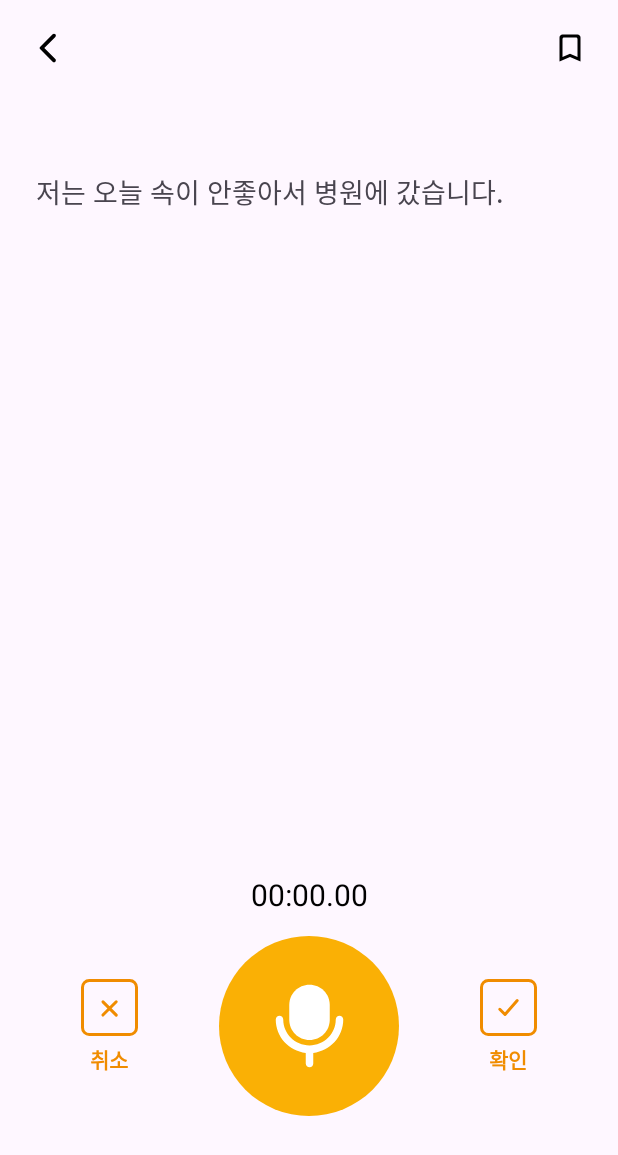
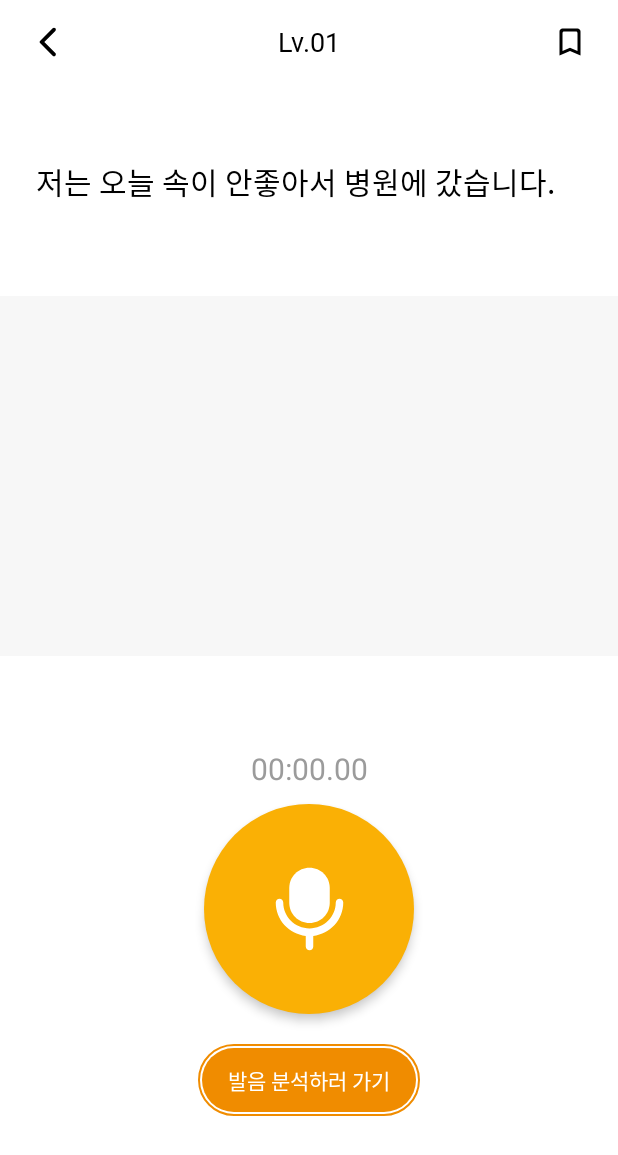
Before and after one commit to jiyuneel/Olbareum, an Android app: the layout activity_record.xml on its own in the app's theme, with its tools: preview values and no code run, on a phone screen of 412 x 824 dp. Shown: the top 1155 px of the screen. Run offline under Robolectric (Android 15) with nearby library versions, the light colour scheme and no system bars.

Commit message:
feat: 녹음 기능 구현

```diff
--- a/app/src/main/AndroidManifest.xml
+++ b/app/src/main/AndroidManifest.xml
@@ -18,10 +18,10 @@
             android:name=".FeedbackActivity"
             android:exported="false" />
         <activity
-            android:name=".RecordActivity"
+            android:name=".MainActivity"
             android:exported="false" />
         <activity
-            android:name=".MainActivity"
+            android:name=".RecordActivity"
             android:exported="true">
             <intent-filter>
                 <action android:name="android.intent.action.MAIN" />
--- /dev/null
+++ b/app/src/main/java/com/olbareum/olbareum/WaveformView.kt
@@ -0,0 +1,63 @@
+package com.olbareum.olbareum
+
+import android.content.Context
+import android.graphics.Canvas
+import android.graphics.Paint
+import android.graphics.RectF
+import android.util.AttributeSet
+import android.view.View
+
+class WaveformView @JvmOverloads constructor(
+    context: Context,
+    attrs: AttributeSet? = null,
+    defStyleAttr: Int = 0
+) : View(context, attrs, defStyleAttr) {
+
+    private val ampList = mutableListOf<Float>()
+    private val rectList = mutableListOf<RectF>()
+
+    private val redPaint = Paint().apply {
+        color = context.getColor(R.color.yellow5)
+    }
+
+    override fun onDraw(canvas: Canvas) {
+        super.onDraw(canvas)
+
+        for (rectF in rectList) {
+            canvas.drawRect(rectF, redPaint)
+        }
+    }
+
+    fun addAmplitude(maxAmplitude: Float) {
+        val amplitude = (maxAmplitude / Short.MAX_VALUE) * this.height * 0.8f
+
+        ampList.add(amplitude)
+        rectList.clear()
+
+        val rectWidth = 15f
+        val maxRect = (this.width / rectWidth).toInt()
+
+        val amps = ampList.takeLast(maxRect)
+
+        for ((i, amp) in amps.withIndex()) {
+            val rectF = RectF()
+            rectF.top = (this.height / 2) - (amp / 2) - 3f
+            rectF.bottom = rectF.top + amp + 3f
+            rectF.left = i * rectWidth
+            rectF.right = rectF.left + rectWidth - 5f   // 여백을 위해 5를 더 줌
+
+            rectList.add(rectF)
+        }
+
+        invalidate()
+    }
+
+    fun clearData() {
+        ampList.clear()
+    }
+
+    fun clearWave() {
+        rectList.clear()
+        invalidate()
+    }
+}
--- a/app/src/main/res/drawable/ic_cancel_unactive.xml
+++ /dev/null
@@ -1,13 +0,0 @@
-<vector xmlns:android="http://schemas.android.com/apk/res/android"
-    android:width="38dp"
-    android:height="38dp"
-    android:viewportWidth="38"
-    android:viewportHeight="38">
-  <path
-      android:pathData="M14.655,15.219L23.519,24.083M23.473,15.173L14.609,24.037M5.509,1H32.491C34.981,1 37,3.019 37,5.509V32.491C37,34.981 34.981,37 32.491,37H5.509C3.019,37 1,34.981 1,32.491V5.509C1,3.019 3.019,1 5.509,1Z"
-      android:strokeLineJoin="round"
-      android:strokeWidth="2"
-      android:fillColor="#00000000"
-      android:strokeColor="#F08C00"
-      android:strokeLineCap="round"/>
-</vector>
--- a/app/src/main/res/drawable/img_confirm_unactive.xml
+++ /dev/null
@@ -1,13 +0,0 @@
-<vector xmlns:android="http://schemas.android.com/apk/res/android"
-    android:width="38dp"
-    android:height="38dp"
-    android:viewportWidth="38"
-    android:viewportHeight="38">
-  <path
-      android:pathData="M13.188,20.164L16.681,23.658L24.812,14.337M5.509,1H32.491C34.981,1 37,3.019 37,5.509V32.491C37,34.981 34.981,37 32.491,37H5.509C3.019,37 1,34.981 1,32.491V5.509C1,3.019 3.019,1 5.509,1Z"
-      android:strokeLineJoin="round"
-      android:strokeWidth="2"
-      android:fillColor="#00000000"
-      android:strokeColor="#F08C00"
-      android:strokeLineCap="round"/>
-</vector>
--- /dev/null
+++ b/app/src/main/res/drawable/style_button.xml
@@ -0,0 +1,22 @@
+<?xml version="1.0" encoding="utf-8"?>
+<layer-list xmlns:android="http://schemas.android.com/apk/res/android">
+    <item>
+        <shape android:shape="rectangle">
+            <corners android:radius="100dp" />
+            <stroke
+                android:width="1dp"
+                android:color="@color/yellow4" />
+        </shape>
+    </item>
+
+    <item
+        android:bottom="3dp"
+        android:left="3dp"
+        android:right="3dp"
+        android:top="3dp">
+        <shape android:shape="rectangle">
+            <corners android:radius="100dp" />
+            <solid android:color="@color/yellow4" />
+        </shape>
+    </item>
+</layer-list>
--- a/app/src/main/res/layout/activity_record.xml
+++ b/app/src/main/res/layout/activity_record.xml
@@ -2,7 +2,6 @@
 <androidx.constraintlayout.widget.ConstraintLayout xmlns:android="http://schemas.android.com/apk/res/android"
     xmlns:app="http://schemas.android.com/apk/res-auto"
     xmlns:tools="http://schemas.android.com/tools"
-    android:id="@+id/main"
     android:layout_width="match_parent"
     android:layout_height="match_parent"
     tools:context=".RecordActivity">
@@ -23,6 +22,15 @@
             android:layout_gravity="start"
             android:src="@drawable/ic_round_arrow_back_ios_new_24" />
 
+        <TextView
+            android:layout_width="wrap_content"
+            android:layout_height="wrap_content"
+            android:layout_gravity="center"
+            android:fontFamily="@font/pretendard_semibold"
+            android:text="Lv.01"
+            android:textColor="@color/black"
+            android:textSize="18dp" />
+
         <ImageView
             android:id="@+id/bookmark_button"
             android:layout_width="wrap_content"
@@ -37,99 +45,62 @@
         android:layout_width="match_parent"
         android:layout_height="0dp"
         android:layout_marginHorizontal="24dp"
+        android:layout_marginTop="50dp"
         android:fontFamily="@font/pretendard_medium"
         android:gravity="center_vertical"
-        android:layout_marginTop="50dp"
         android:text="저는 오늘 속이 안좋아서 병원에 갔습니다."
-        android:textSize="18sp"
+        android:textColor="@color/black"
+        android:textSize="20dp"
         app:layout_constraintTop_toBottomOf="@+id/toolbar" />
 
-    <View
-        android:id="@+id/wave_from_view"
+    <com.olbareum.olbareum.WaveformView
+        android:id="@+id/waveform_view"
         android:layout_width="0dp"
-        android:layout_height="280dp"
-        app:layout_constraintBottom_toTopOf="@+id/timer"
+        android:layout_height="240dp"
+        android:background="@color/gray1"
+        app:layout_constraintBottom_toTopOf="@+id/timer_text_view"
         app:layout_constraintEnd_toEndOf="parent"
         app:layout_constraintStart_toStartOf="parent"
         app:layout_constraintTop_toBottomOf="@+id/sentence" />
 
     <TextView
-        android:id="@+id/timer"
+        android:id="@+id/timer_text_view"
         android:layout_width="wrap_content"
         android:layout_height="wrap_content"
-        android:layout_marginBottom="14dp"
+        android:layout_marginBottom="10dp"
         android:text="00:00.00"
-        android:textColor="@color/black"
+        android:textColor="@color/gray3"
         android:textSize="20sp"
-        app:layout_constraintBottom_toTopOf="@+id/buttons"
+        app:layout_constraintBottom_toTopOf="@+id/record_button"
         app:layout_constraintEnd_toEndOf="parent"
         app:layout_constraintStart_toStartOf="parent" />
 
-    <androidx.appcompat.widget.LinearLayoutCompat
-        android:id="@+id/buttons"
-        android:layout_width="match_parent"
+    <ImageButton
+        android:id="@+id/record_button"
+        android:layout_width="140dp"
+        android:layout_height="140dp"
+        android:layout_gravity="center"
+        android:layout_marginBottom="20dp"
+        android:background="@drawable/style_round_button"
+        android:elevation="4dp"
+        android:src="@drawable/ic_mic"
+        app:layout_constraintBottom_toTopOf="@+id/analyze_button"
+        app:layout_constraintEnd_toEndOf="parent"
+        app:layout_constraintStart_toStartOf="parent" />
+
+    <Button
+        android:id="@+id/analyze_button"
+        android:layout_width="wrap_content"
         android:layout_height="wrap_content"
+        android:paddingHorizontal="20dp"
         android:layout_marginBottom="80dp"
-        android:orientation="horizontal"
-        app:layout_constraintBottom_toBottomOf="parent">
-
-        <LinearLayout
-            android:layout_width="0dp"
-            android:layout_height="wrap_content"
-            android:layout_gravity="center_vertical"
-            android:layout_weight="1"
-            android:gravity="center"
-            android:orientation="vertical">
-
-            <ImageButton
-                android:id="@+id/cancel_button"
-                android:layout_width="40dp"
-                android:layout_height="40dp"
-                android:background="@android:color/transparent"
-                android:src="@drawable/ic_cancel_unactive" />
-
-            <TextView
-                android:layout_width="wrap_content"
-                android:layout_height="wrap_content"
-                android:layout_marginTop="4dp"
-                android:text="취소"
-                android:textColor="@color/yellow3"
-                android:textSize="14sp"
-                android:textStyle="bold" />
-        </LinearLayout>
-
-        <ImageButton
-            android:id="@+id/record_button"
-            android:layout_width="120dp"
-            android:layout_height="120dp"
-            android:background="@drawable/style_round_button"
-            android:src="@drawable/img_mic" />
-
-        <LinearLayout
-            android:layout_width="0dp"
-            android:layout_height="wrap_content"
-            android:layout_gravity="center_vertical"
-            android:layout_weight="1"
-            android:gravity="center"
-            android:orientation="vertical">
-
-            <ImageButton
-                android:id="@+id/confirm_button"
-                android:layout_width="40dp"
-                android:layout_height="40dp"
-                android:background="@android:color/transparent"
-                android:src="@drawable/img_confirm_unactive" />
-
-            <TextView
-                android:layout_width="wrap_content"
-                android:layout_height="wrap_content"
-                android:layout_marginTop="4dp"
-                android:text="확인"
-                android:textColor="@color/yellow3"
-                android:textSize="14sp"
-                android:textStyle="bold" />
-        </LinearLayout>
-
-    </androidx.appcompat.widget.LinearLayoutCompat>
+        android:background="@drawable/style_button"
+        android:fontFamily="@font/pretendard_bold"
+        android:text="발음 분석하러 가기"
+        android:textColor="@color/white"
+        android:textSize="14dp"
+        app:layout_constraintBottom_toBottomOf="parent"
+        app:layout_constraintEnd_toEndOf="parent"
+        app:layout_constraintStart_toStartOf="parent" />
 
 </androidx.constraintlayout.widget.ConstraintLayout>
--- a/app/src/main/res/values/colors.xml
+++ b/app/src/main/res/values/colors.xml
@@ -5,5 +5,11 @@
 
     <color name="main_color">#FFFAB005</color>
     <color name="yellow1">#FFFFEC99</color>
-    <color name="yellow3">#FFF08C00</color>
+    <color name="yellow3">#FFFAB005</color>
+    <color name="yellow4">#FFF08C00</color>
+    <color name="yellow5">#FFE67700</color>
+
+    <color name="gray1">#FFF7F7F7</color>
+    <color name="gray2">#FFE5E5E5</color>
+    <color name="gray3">#FF9B9B9B</color>
 </resources>
--- a/app/src/main/res/values/themes.xml
+++ b/app/src/main/res/values/themes.xml
@@ -1,8 +1,11 @@
 <resources xmlns:tools="http://schemas.android.com/tools">
     <!-- Base application theme. -->
-    <style name="Base.Theme.Olbareum" parent="Theme.Material3.DayNight.NoActionBar">
+    <style name="Base.Theme.Olbareum" parent="Theme.MaterialComponents.DayNight.NoActionBar.Bridge">
         <!-- Customize your light theme here. -->
-        <!-- <item name="colorPrimary">@color/my_light_primary</item> -->
+        <item name="colorPrimary">@color/main_color</item>
+        <item name="android:windowBackground">@color/white</item>
+        <item name="android:windowLightStatusBar">true</item>
+        <item name="android:statusBarColor">@color/white</item>
     </style>
 
     <style name="Theme.Olbareum" parent="Base.Theme.Olbareum" />
```
Also changed, not shown: app/src/main/java/com/olbareum/olbareum/FeedbackActivity.kt (+6 -6 lines), app/src/main/java/com/olbareum/olbareum/RecordActivity.kt (+99 -14 lines), app/src/main/java/com/olbareum/olbareum/Timer.kt (added, +29 -0 lines), app/src/main/res/drawable/ic_analyze.xml (added, +13 -0 lines), app/src/main/res/drawable/ic_cancel_active.xml (deleted, +0 -9 lines), app/src/main/res/drawable/ic_stop.xml (added, +9 -0 lines), app/src/main/res/drawable/img_confirm_active.xml (deleted, +0 -9 lines), app/src/main/res/drawable/style_radius_yellow3.xml (added, +8 -0 lines), app/src/main/res/layout/activity_feedback.xml (+33 -1 lines), app/src/main/res/drawable/ic_mic.xml (renamed from app/src/main/res/drawable/img_mic.xml).
